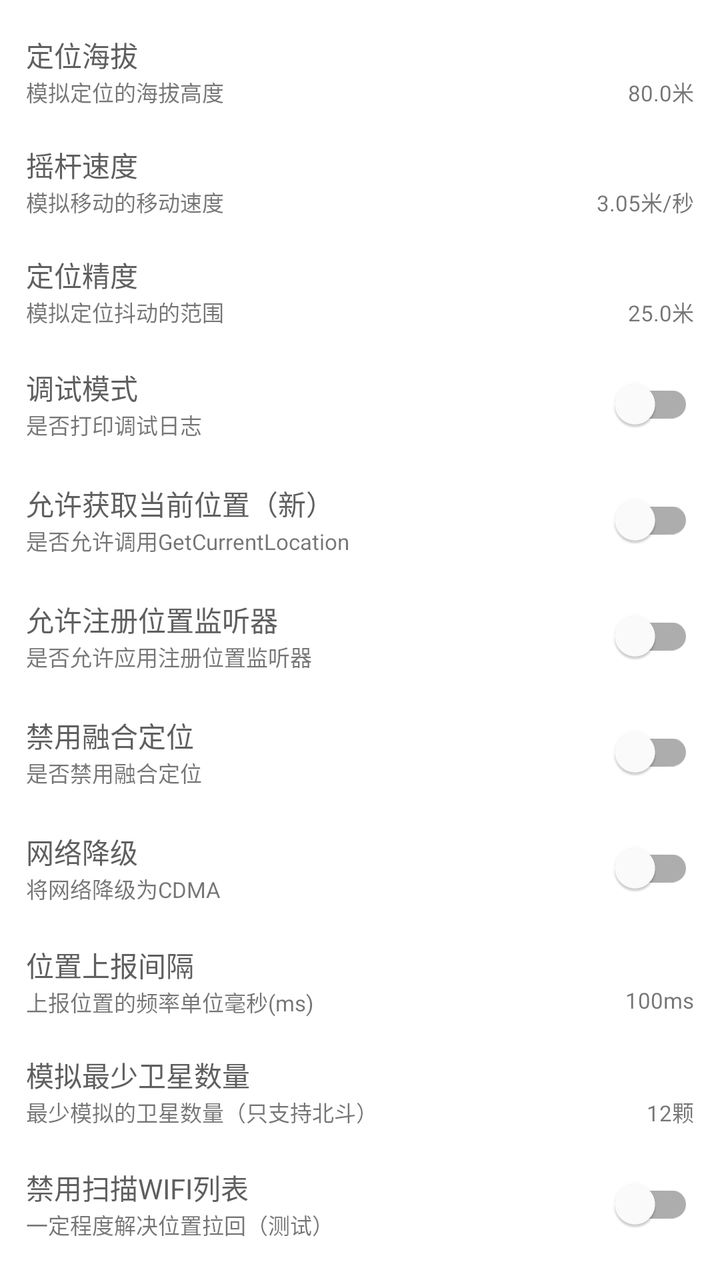
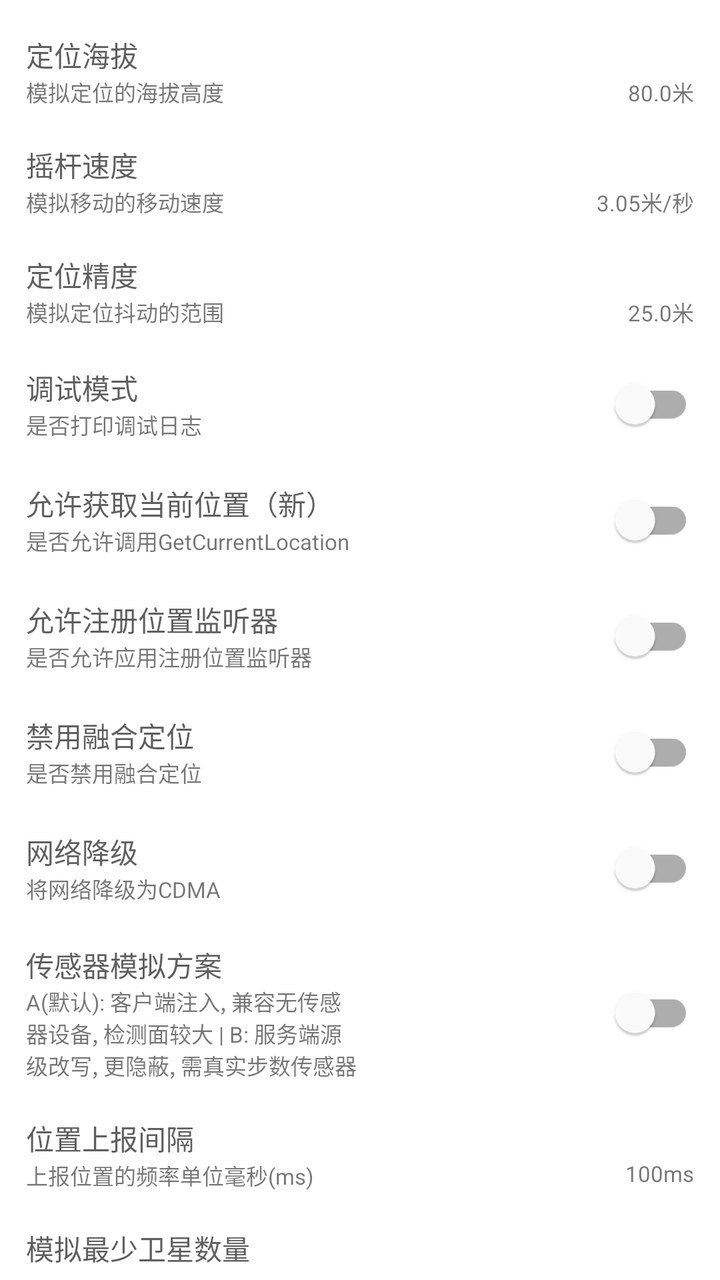

Screens rendered from an Android XML layout before and after an edit, with the pre-edit source and the edit as a unified diff.
<!-- AndroidManifest.xml: application theme AppTheme -->
<!-- res/layout/fragment_settings.xml -->
<?xml version="1.0" encoding="utf-8"?>
<androidx.constraintlayout.widget.ConstraintLayout xmlns:android="http://schemas.android.com/apk/res/android"
    xmlns:app="http://schemas.android.com/apk/res-auto"
    xmlns:tools="http://schemas.android.com/tools"
    android:layout_width="match_parent"
    android:layout_height="match_parent"
    android:padding="8dp"
    tools:context=".ui.settings.SettingsFragment">

    <ScrollView
        android:layout_width="match_parent"
        android:layout_height="0dp"
        app:layout_constraintTop_toTopOf="parent"
        app:layout_constraintStart_toStartOf="parent">

        <LinearLayout
            android:layout_width="match_parent"
            android:layout_height="wrap_content"
            android:orientation="vertical">

            <LinearLayout
                android:id="@+id/selinux_layout"
                android:visibility="gone"
                android:layout_width="match_parent"
                android:layout_height="wrap_content"
                android:gravity="center_vertical"
                android:orientation="horizontal"
                android:padding="5dp">
                <LinearLayout
                    android:layout_width="0dp"
                    android:layout_height="wrap_content"
                    android:layout_weight="1"
                    android:orientation="vertical"
                    android:gravity="center_vertical">
                    <com.google.android.material.textview.MaterialTextView
                        android:layout_width="wrap_content"
                        android:layout_height="wrap_content"
                        android:text="@string/selinux"
                        android:textColor="@color/portal_mini_title_color" />
                    <com.google.android.material.textview.MaterialTextView
                        android:layout_width="wrap_content"
                        android:layout_height="wrap_content"
                        android:text="@string/need_open_selinux"
                        android:textSize="11sp" />
                </LinearLayout>
                <com.google.android.material.switchmaterial.SwitchMaterial
                    android:id="@+id/selinux_switch"
                    android:layout_width="0dp"
                    android:layout_weight="1"
                    android:layout_height="wrap_content"
                    android:layout_gravity="center_vertical"
                    app:useMaterialThemeColors="true"/>
            </LinearLayout>

            <androidx.constraintlayout.widget.ConstraintLayout
                android:id="@+id/altitude_layout"
                android:layout_width="match_parent"
                android:layout_height="wrap_content"
                android:gravity="center_vertical"
                android:padding="5dp"
                android:layout_marginTop="4dp"
                android:layout_marginBottom="4dp">

                <com.google.android.material.textview.MaterialTextView
                    android:id="@+id/altitude_title"
                    android:layout_width="wrap_content"
                    android:layout_height="wrap_content"
                    android:text="@string/altitude"
                    android:textColor="@color/portal_mini_title_color"
                    app:layout_constraintStart_toStartOf="parent"
                    app:layout_constraintTop_toTopOf="parent"/>

                <com.google.android.material.textview.MaterialTextView
                    android:id="@+id/altitude_desc"
                    android:layout_width="wrap_content"
                    android:layout_height="wrap_content"
                    android:text="@string/altitude_desc"
                    android:textSize="11sp"
                    app:layout_constraintStart_toStartOf="parent"
                    app:layout_constraintTop_toBottomOf="@id/altitude_title"/>

                <com.google.android.material.textview.MaterialTextView
                    android:id="@+id/altitude_value"
                    android:layout_width="wrap_content"
                    android:layout_height="wrap_content"
                    android:text="80.0米"
                    android:textSize="11sp"
                    app:layout_constraintTop_toBottomOf="@id/altitude_title"
                    app:layout_constraintEnd_toEndOf="parent" />

            </androidx.constraintlayout.widget.ConstraintLayout>

            <androidx.constraintlayout.widget.ConstraintLayout
                android:id="@+id/speed_layout"
                android:layout_width="match_parent"
                android:layout_height="wrap_content"
                android:gravity="center_vertical"
                android:padding="5dp"
                android:layout_marginTop="4dp"
                android:layout_marginBottom="4dp">

                <com.google.android.material.textview.MaterialTextView
                    android:id="@+id/speed_title"
                    android:layout_width="wrap_content"
                    android:layout_height="wrap_content"
                    android:text="@string/rocker_speed"
                    android:textColor="@color/portal_mini_title_color"
                    app:layout_constraintStart_toStartOf="parent"
                    app:layout_constraintTop_toTopOf="parent"/>

                <com.google.android.material.textview.MaterialTextView
                    android:id="@+id/speed_desc"
                    android:layout_width="wrap_content"
                    android:layout_height="wrap_content"
                    android:text="@string/rocker_speed_desc"
                    android:textSize="11sp"
                    app:layout_constraintStart_toStartOf="parent"
                    app:layout_constraintTop_toBottomOf="@id/speed_title"/>

                <com.google.android.material.textview.MaterialTextView
                    android:id="@+id/speed_value"
                    android:layout_width="wrap_content"
                    android:layout_height="wrap_content"
                    android:text="3.05米/秒"
                    android:textSize="11sp"
                    app:layout_constraintTop_toBottomOf="@id/speed_title"
                    app:layout_constraintEnd_toEndOf="parent" />

            </androidx.constraintlayout.widget.ConstraintLayout>

            <androidx.constraintlayout.widget.ConstraintLayout
                android:id="@+id/accuracy_layout"
                android:layout_width="match_parent"
                android:layout_height="wrap_content"
                android:gravity="center_vertical"
                android:padding="5dp"
                android:layout_marginTop="4dp"
                android:layout_marginBottom="4dp">

                <com.google.android.material.textview.MaterialTextView
                    android:id="@+id/accuracy_title"
                    android:layout_width="wrap_content"
                    android:layout_height="wrap_content"
                    android:text="@string/accuracy"
                    android:textColor="@color/portal_mini_title_color"
                    app:layout_constraintStart_toStartOf="parent"
                    app:layout_constraintTop_toTopOf="parent"/>

                <com.google.android.material.textview.MaterialTextView
                    android:id="@+id/accuracy_desc"
                    android:layout_width="wrap_content"
                    android:layout_height="wrap_content"
                    android:text="@string/accuracy_desc"
                    android:textSize="11sp"
                    app:layout_constraintStart_toStartOf="parent"
                    app:layout_constraintTop_toBottomOf="@id/accuracy_title"/>

                <com.google.android.material.textview.MaterialTextView
                    android:id="@+id/accuracy_value"
                    android:layout_width="wrap_content"
                    android:layout_height="wrap_content"
                    android:text="25.0米"
                    android:textSize="11sp"
                    app:layout_constraintTop_toBottomOf="@id/accuracy_title"
                    app:layout_constraintEnd_toEndOf="parent" />

            </androidx.constraintlayout.widget.ConstraintLayout>

            <LinearLayout
                android:id="@+id/debug_layout"
                android:layout_width="match_parent"
                android:layout_height="wrap_content"
                android:padding="5dp"
                android:gravity="center_vertical"
                android:orientation="horizontal">
                <LinearLayout
                    android:layout_width="0dp"
                    android:layout_height="wrap_content"
                    android:layout_weight="1"
                    android:orientation="vertical"
                    android:gravity="center_vertical">
                    <com.google.android.material.textview.MaterialTextView
                        android:layout_width="wrap_content"
                        android:layout_height="wrap_content"
                        android:text="@string/debug"
                        android:textColor="@color/portal_mini_title_color" />
                    <com.google.android.material.textview.MaterialTextView
                        android:layout_width="wrap_content"
                        android:layout_height="wrap_content"
                        android:text="@string/debug_desc"
                        android:textSize="11sp" />
                </LinearLayout>
                <com.google.android.material.switchmaterial.SwitchMaterial
                    android:id="@+id/debug_switch"
                    android:layout_width="0dp"
                    android:layout_weight="1"
                    android:layout_height="wrap_content"
                    android:layout_gravity="center_vertical"
                    app:useMaterialThemeColors="true"/>
            </LinearLayout>

            <LinearLayout
                android:id="@+id/dgc_layout"
                android:layout_width="match_parent"
                android:layout_height="wrap_content"
                android:gravity="center_vertical"
                android:padding="5dp"
                android:orientation="horizontal">
                <LinearLayout
                    android:layout_width="0dp"
                    android:layout_height="wrap_content"
                    android:layout_weight="1"
                    android:orientation="vertical"
                    android:gravity="center_vertical">
                    <com.google.android.material.textview.MaterialTextView
                        android:layout_width="wrap_content"
                        android:layout_height="wrap_content"
                        android:text="@string/dgc"
                        android:textColor="@color/portal_mini_title_color" />
                    <com.google.android.material.textview.MaterialTextView
                        android:layout_width="wrap_content"
                        android:layout_height="wrap_content"
                        android:text="@string/dgc_desc"
                        android:textSize="11sp" />
                </LinearLayout>
                <com.google.android.material.switchmaterial.SwitchMaterial
                    android:id="@+id/dgc_switch"
                    android:layout_width="0dp"
                    android:layout_weight="1"
                    android:layout_height="wrap_content"
                    android:layout_gravity="center_vertical"
                    app:useMaterialThemeColors="true"/>
            </LinearLayout>

            <LinearLayout
                android:id="@+id/rll_layout"
                android:layout_width="match_parent"
                android:layout_height="wrap_content"
                android:gravity="center_vertical"
                android:padding="5dp"
                android:orientation="horizontal">
                <LinearLayout
                    android:layout_width="0dp"
                    android:layout_height="wrap_content"
                    android:layout_weight="1"
                    android:orientation="vertical"
                    android:gravity="center_vertical">
                    <com.google.android.material.textview.MaterialTextView
                        android:layout_width="wrap_content"
                        android:layout_height="wrap_content"
                        android:text="@string/rll"
                        android:textColor="@color/portal_mini_title_color" />
                    <com.google.android.material.textview.MaterialTextView
                        android:layout_width="wrap_content"
                        android:layout_height="wrap_content"
                        android:text="@string/rll_desc"
                        android:textSize="11sp" />
                </LinearLayout>
                <com.google.android.material.switchmaterial.SwitchMaterial
                    android:id="@+id/rll_switch"
                    android:layout_width="0dp"
                    android:layout_weight="1"
                    android:layout_height="wrap_content"
                    android:layout_gravity="center_vertical"
                    app:useMaterialThemeColors="true"/>
            </LinearLayout>

            <LinearLayout
                android:id="@+id/dfused_layout"
                android:layout_width="match_parent"
                android:layout_height="wrap_content"
                android:gravity="center_vertical"
                android:padding="5dp"
                android:orientation="horizontal">
                <LinearLayout
                    android:layout_width="0dp"
                    android:layout_height="wrap_content"
                    android:layout_weight="1"
                    android:orientation="vertical"
                    android:gravity="center_vertical">
                    <com.google.android.material.textview.MaterialTextView
                        android:layout_width="wrap_content"
                        android:layout_height="wrap_content"
                        android:text="@string/dfused"
                        android:textColor="@color/portal_mini_title_color" />
                    <com.google.android.material.textview.MaterialTextView
                        android:layout_width="wrap_content"
                        android:layout_height="wrap_content"
                        android:text="@string/dfused_desc"
                        android:textSize="11sp" />
                </LinearLayout>
                <com.google.android.material.switchmaterial.SwitchMaterial
                    android:id="@+id/dfused_switch"
                    android:layout_width="0dp"
                    android:layout_weight="1"
                    android:layout_height="wrap_content"
                    android:layout_gravity="center_vertical"
                    app:useMaterialThemeColors="true"/>
            </LinearLayout>

            <LinearLayout
                android:id="@+id/cdma_layout"
                android:layout_width="match_parent"
                android:layout_height="wrap_content"
                android:gravity="center_vertical"
                android:padding="5dp"
                android:orientation="horizontal">
                <LinearLayout
                    android:layout_width="0dp"
                    android:layout_height="wrap_content"
                    android:layout_weight="1"
                    android:orientation="vertical"
                    android:gravity="center_vertical">
                    <com.google.android.material.textview.MaterialTextView
                        android:layout_width="wrap_content"
                        android:layout_height="wrap_content"
                        android:text="@string/cdma"
                        android:textColor="@color/portal_mini_title_color" />
                    <com.google.android.material.textview.MaterialTextView
                        android:layout_width="wrap_content"
                        android:layout_height="wrap_content"
                        android:text="@string/cdma_desc"
                        android:textSize="11sp" />
                </LinearLayout>
                <com.google.android.material.switchmaterial.SwitchMaterial
                    android:id="@+id/cdma_switch"
                    android:layout_width="0dp"
                    android:layout_weight="1"
                    android:layout_height="wrap_content"
                    android:layout_gravity="center_vertical"
                    app:useMaterialThemeColors="true"/>
            </LinearLayout>

            <LinearLayout
                android:id="@+id/sensor_hook_layout"
                android:layout_width="match_parent"
                android:layout_height="wrap_content"
                android:visibility="gone"
                android:gravity="center_vertical"
                android:padding="5dp"
                android:orientation="horizontal">
                <LinearLayout
                    android:layout_width="0dp"
                    android:layout_height="wrap_content"
                    android:layout_weight="1"
                    android:orientation="vertical"
                    android:gravity="center_vertical">
                    <com.google.android.material.textview.MaterialTextView
                        android:layout_width="wrap_content"
                        android:layout_height="wrap_content"
                        android:text="@string/hook_sensor"
                        android:textColor="@color/portal_mini_title_color" />
                    <com.google.android.material.textview.MaterialTextView
                        android:layout_width="wrap_content"
                        android:layout_height="wrap_content"
                        android:text="@string/hook_sensor_desc"
                        android:textSize="11sp" />
                </LinearLayout>
                <com.google.android.material.switchmaterial.SwitchMaterial
                    android:id="@+id/sensor_hook_switch"
                    android:layout_width="0dp"
                    android:layout_weight="1"
                    android:layout_height="wrap_content"
                    android:layout_gravity="center_vertical"
                    app:useMaterialThemeColors="true"/>
            </LinearLayout>

            <androidx.constraintlayout.widget.ConstraintLayout
                android:id="@+id/report_duration_layout"
                android:layout_width="match_parent"
                android:layout_height="wrap_content"
                android:gravity="center_vertical"
                android:padding="5dp"
                android:layout_marginTop="4dp"
                android:layout_marginBottom="4dp">

                <com.google.android.material.textview.MaterialTextView
                    android:id="@+id/report_duration_title"
                    android:layout_width="wrap_content"
                    android:layout_height="wrap_content"
                    android:text="@string/item_report_duration_title"
                    android:textColor="@color/portal_mini_title_color"
                    app:layout_constraintStart_toStartOf="parent"
                    app:layout_constraintTop_toTopOf="parent"/>

                <com.google.android.material.textview.MaterialTextView
                    android:id="@+id/report_duration_desc"
                    android:layout_width="wrap_content"
                    android:layout_height="wrap_content"
                    android:text="@string/item_report_duration_desc"
                    android:textSize="11sp"
                    app:layout_constraintStart_toStartOf="parent"
                    app:layout_constraintTop_toBottomOf="@id/report_duration_title"/>

                <com.google.android.material.textview.MaterialTextView
                    android:id="@+id/report_duration_value"
                    android:layout_width="wrap_content"
                    android:layout_height="wrap_content"
                    android:text="@string/item_report_duration_value"
                    android:textSize="11sp"
                    app:layout_constraintTop_toBottomOf="@id/report_duration_title"
                    app:layout_constraintEnd_toEndOf="parent" />

            </androidx.constraintlayout.widget.ConstraintLayout>

            <androidx.constraintlayout.widget.ConstraintLayout
                android:id="@+id/satellite_count_layout"
                android:layout_width="match_parent"
                android:layout_height="wrap_content"
                android:gravity="center_vertical"
                android:padding="5dp"
                android:layout_marginTop="4dp"
                android:layout_marginBottom="4dp">

                <com.google.android.material.textview.MaterialTextView
                    android:id="@+id/satellite_count_title"
                    android:layout_width="wrap_content"
                    android:layout_height="wrap_content"
                    android:text="模拟最少卫星数量"
                    android:textColor="@color/portal_mini_title_color"
                    app:layout_constraintStart_toStartOf="parent"
                    app:layout_constraintTop_toTopOf="parent"/>

                <com.google.android.material.textview.MaterialTextView
                    android:id="@+id/satellite_count_desc"
                    android:layout_width="wrap_content"
                    android:layout_height="wrap_content"
                    android:text="最少模拟的卫星数量（只支持北斗）"
                    android:textSize="11sp"
                    app:layout_constraintStart_toStartOf="parent"
                    app:layout_constraintTop_toBottomOf="@id/satellite_count_title"/>

                <com.google.android.material.textview.MaterialTextView
                    android:id="@+id/satellite_count_value"
                    android:layout_width="wrap_content"
                    android:layout_height="wrap_content"
                    android:text="12颗"
                    android:textSize="11sp"
                    app:layout_constraintTop_toBottomOf="@id/satellite_count_title"
                    app:layout_constraintEnd_toEndOf="parent" />

            </androidx.constraintlayout.widget.ConstraintLayout>

            <LinearLayout
                android:id="@+id/disable_wlan_scan_layout"
                android:layout_width="match_parent"
                android:layout_height="wrap_content"
                android:gravity="center_vertical"
                android:padding="5dp"
                android:orientation="horizontal">
                <LinearLayout
                    android:layout_width="0dp"
                    android:layout_height="wrap_content"
                    android:layout_weight="1"
                    android:orientation="vertical"
                    android:gravity="center_vertical">
                    <com.google.android.material.textview.MaterialTextView
                        android:layout_width="wrap_content"
                        android:layout_height="wrap_content"
                        android:text="禁用扫描WIFI列表"
                        android:textColor="@color/portal_mini_title_color" />
                    <com.google.android.material.textview.MaterialTextView
                        android:layout_width="wrap_content"
                        android:layout_height="wrap_content"
                        android:text="一定程度解决位置拉回（测试）"
                        android:textSize="11sp" />
                </LinearLayout>
                <com.google.android.material.switchmaterial.SwitchMaterial
                    android:id="@+id/disable_wlan_scan_switch"
                    android:layout_width="0dp"
                    android:layout_weight="1"
                    android:layout_height="wrap_content"
                    android:layout_gravity="center_vertical"
                    app:useMaterialThemeColors="true"/>
            </LinearLayout>

            <LinearLayout
                android:id="@+id/loop_broadcast_location_layout"
                android:layout_width="match_parent"
                android:layout_height="wrap_content"
                android:gravity="center_vertical"
                android:padding="5dp"
                android:orientation="horizontal">
                <LinearLayout
                    android:layout_width="0dp"
                    android:layout_height="wrap_content"
                    android:layout_weight="1"
                    android:orientation="vertical"
                    android:gravity="center_vertical">
                    <com.google.android.material.textview.MaterialTextView
                        android:layout_width="wrap_content"
                        android:layout_height="wrap_content"
                        android:text="反定位拉回"
                        android:textColor="@color/portal_mini_title_color" />
                    <com.google.android.material.textview.MaterialTextView
                        android:layout_width="wrap_content"
                        android:layout_height="wrap_content"
                        android:text="解决位置拉回问题 可能导致发热"
                        android:textSize="11sp" />
                </LinearLayout>
                <com.google.android.material.switchmaterial.SwitchMaterial
                    android:id="@+id/loop_broadcast_location_switch"
                    android:layout_width="0dp"
                    android:layout_weight="1"
                    android:layout_height="wrap_content"
                    android:layout_gravity="center_vertical"
                    app:useMaterialThemeColors="true"/>
            </LinearLayout>
        </LinearLayout>

    </ScrollView>
</androidx.constraintlayout.widget.ConstraintLayout>
<!-- resources referenced by this layout -->
<resources>
  <color name="portal_mini_title_color">#5F5F5F</color>
  <string name="accuracy">定位精度</string>
  <string name="accuracy_desc">模拟定位抖动的范围</string>
  <string name="altitude">定位海拔</string>
  <string name="altitude_desc">模拟定位的海拔高度</string>
  <string name="cdma">网络降级</string>
  <string name="cdma_desc">将网络降级为CDMA</string>
  <string name="debug">调试模式</string>
  <string name="debug_desc">是否打印调试日志</string>
  <string name="dfused">禁用融合定位</string>
  <string name="dfused_desc">是否禁用融合定位</string>
  <string name="dgc">允许获取当前位置（新）</string>
  <string name="dgc_desc">是否允许调用GetCurrentLocation</string>
  <string name="hook_sensor">传感器劫持</string>
  <string name="hook_sensor_desc">模拟步频（待完善）</string>
  <string name="item_report_duration_desc">上报位置的频率单位毫秒(ms)</string>
  <string name="item_report_duration_title">位置上报间隔</string>
  <string name="item_report_duration_value">100ms</string>
  <string name="need_open_selinux">是否开启SELinux</string>
  <string name="rll">允许注册位置监听器</string>
  <string name="rll_desc">是否允许应用注册位置监听器</string>
  <string name="rocker_speed">摇杆速度</string>
  <string name="rocker_speed_desc">模拟移动的移动速度</string>
  <string name="selinux">SELinux</string>
  <style name="AppTheme" parent="Theme.MaterialComponents.Light.NoActionBar">
          <item name="colorPrimaryVariant">@color/purple_700</item>
          <item name="colorOnPrimary">@color/portal_appbar_color</item>
          <item name="colorSecondary">@color/portal_appbar_color</item>
          <item name="colorSecondaryVariant">@color/portal_appbar_color_center</item>
  
  
          <item name="colorOnSecondary">@color/white</item>
          <item name="colorPrimary">@color/theme_appbar_color</item>
          <item name="colorControlHighlight">@color/theme_focused_touch</item>
  
          <item name="colorPrimaryDark">@color/portal_appbar_color</item>
          <item name="android:statusBarColor">@android:color/transparent</item>
          <item name="windowActionModeOverlay">true</item>
          <item name="windowActionBar">false</item>
          <item name="windowNoTitle">true</item>
          <item name="android:windowDrawsSystemBarBackgrounds">true</item>
          <item name="android:windowTranslucentStatus">true</item>
          <item name="colorControlNormal">@color/white</item>
          <item name="colorControlActivated">@color/portal_appbar_color_dark</item>
          <item name="android:textColorHint">@android:color/white</item>
          <item name="android:editTextColor">@android:color/white</item>
          <item name="searchViewStyle">@style/Portal.SearchViewStyle</item>
          <item name="selectableItemBackgroundBorderless">@drawable/ripple_effect</item>
          <item name="sliderStyle">@style/Portal.SliderTheme</item>
      </style>
  <color name="purple_700">#FF3700B3</color>
  <color name="portal_appbar_color">#5F5F5F</color>
  <color name="portal_appbar_color_center">#494949</color>
  <color name="white">#FFFFFFFF</color>
  <color name="theme_appbar_color">#5F5F5F</color>
  <color name="theme_focused_touch">#A0A0A0</color>
  <color name="portal_appbar_color_dark">#373737</color>
  <style name="Portal.SearchViewStyle" parent="Widget.AppCompat.SearchView">
      </style>
  <!-- drawable ripple_effect (drawable) -->
  <ripple xmlns:android="http://schemas.android.com/apk/res/android"
      android:color="@color/selected_color">
      <item android:id="@android:id/mask" android:drawable="@color/white"/>
  </ripple >
  <style name="Portal.SliderTheme" parent="Widget.MaterialComponents.Slider">
  
      </style>
  <color name="selected_color">#BCBCBC</color>
</resources>

<!-- the commit's change to res/layout/fragment_settings.xml (unified diff, before → after) -->
@@ -365,6 +365,41 @@
                     app:useMaterialThemeColors="true"/>
             </LinearLayout>
 
+            <LinearLayout
+                android:id="@+id/sensor_mock_mode_layout"
+                android:layout_width="match_parent"
+                android:layout_height="wrap_content"
+                android:layout_marginTop="4dp"
+                android:layout_marginBottom="4dp"
+                android:gravity="center_vertical"
+                android:orientation="horizontal"
+                android:padding="5dp">
+                <LinearLayout
+                    android:layout_width="0dp"
+                    android:layout_height="wrap_content"
+                    android:layout_weight="1"
+                    android:gravity="center_vertical"
+                    android:orientation="vertical">
+                    <com.google.android.material.textview.MaterialTextView
+                        android:layout_width="wrap_content"
+                        android:layout_height="wrap_content"
+                        android:text="传感器模拟方案"
+                        android:textColor="@color/portal_mini_title_color" />
+                    <com.google.android.material.textview.MaterialTextView
+                        android:layout_width="wrap_content"
+                        android:layout_height="wrap_content"
+                        android:textSize="11sp"
+                        android:text="A(默认): 客户端注入, 兼容无传感器设备, 检测面较大 | B: 服务端源级改写, 更隐蔽, 需真实步数传感器" />
+                </LinearLayout>
+                <com.google.android.material.switchmaterial.SwitchMaterial
+                    android:id="@+id/sensor_mock_mode_switch"
+                    android:layout_width="0dp"
+                    android:layout_weight="1"
+                    android:layout_height="wrap_content"
+                    android:layout_gravity="center_vertical"
+                    app:useMaterialThemeColors="true"/>
+            </LinearLayout>
+
             <androidx.constraintlayout.widget.ConstraintLayout
                 android:id="@+id/report_duration_layout"
                 android:layout_width="match_parent"
